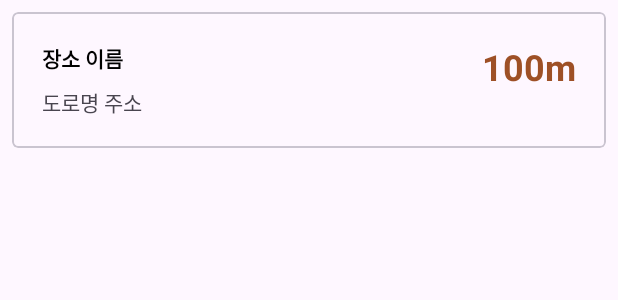
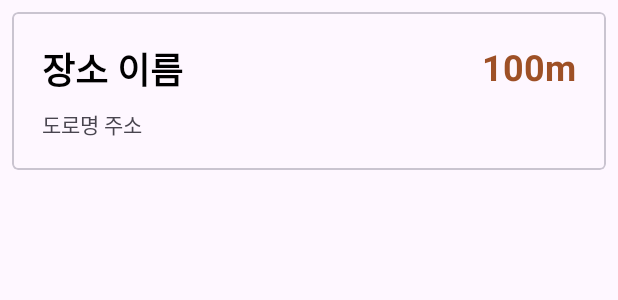
Before and after one commit to jjumjn/Project, an Android app: the layout recycler_item_list_fragment.xml on its own in the app's theme, with its tools: preview values and no code run, on a phone screen of 412 x 824 dp. Shown: the top 300 px of the screen. Run offline under Robolectric (Android 15) with nearby library versions, the phone set to English and light mode, and no system bars.

Commit message:
프레그먼트 '장소이름' 폰트사이즈 24sp로 확대

```diff
--- a/TPKakaoLocalSearchApp/app/src/main/res/layout/recycler_item_list_fragment.xml
+++ b/TPKakaoLocalSearchApp/app/src/main/res/layout/recycler_item_list_fragment.xml
@@ -17,6 +17,7 @@
             android:layout_width="wrap_content"
             android:layout_height="wrap_content"
             android:text="장소 이름"
+            android:textSize="24sp"
             android:textColor="@color/black"
             android:textStyle="bold"
             android:padding="4dp"/>
```
